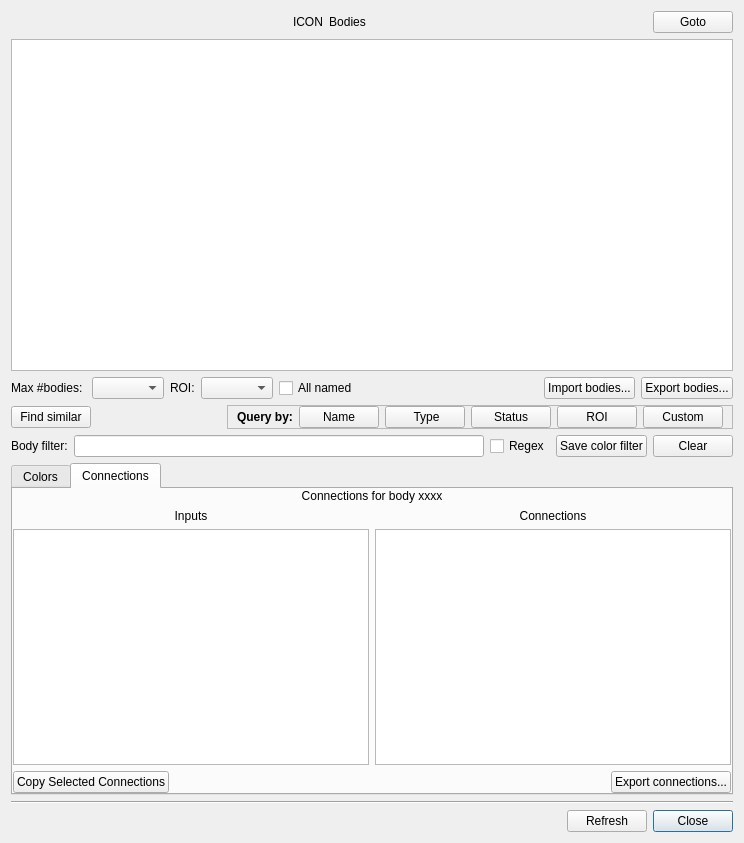
Before: the Qt Designer form neurolabi/gui/dialogs/flyembodyinfodialog.ui in janelia-flyem/NeuTu, drawn with Qt 5.
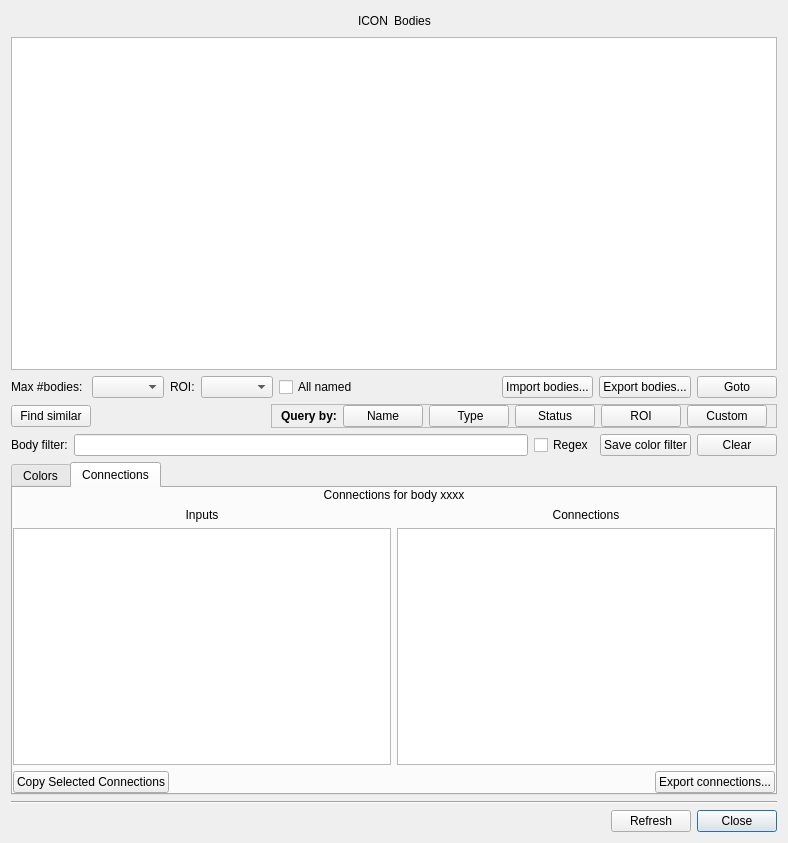
After: the same form once the commit is applied.

Diff of the .ui file:
```diff
--- a/neurolabi/gui/dialogs/flyembodyinfodialog.ui
+++ b/neurolabi/gui/dialogs/flyembodyinfodialog.ui
@@ -6,7 +6,7 @@
    <rect>
     <x>0</x>
     <y>0</y>
-    <width>744</width>
+    <width>788</width>
     <height>843</height>
    </rect>
   </property>
@@ -59,13 +59,6 @@
        </property>
       </spacer>
      </item>
-     <item>
-      <widget class="QPushButton" name="gotoBodiesButton">
-       <property name="text">
-        <string>Goto</string>
-       </property>
-      </widget>
-     </item>
     </layout>
    </item>
    <item>
@@ -149,6 +142,13 @@
        </property>
       </widget>
      </item>
+     <item>
+      <widget class="QPushButton" name="gotoBodiesButton">
+       <property name="text">
+        <string>Goto</string>
+       </property>
+      </widget>
+     </item>
     </layout>
    </item>
    <item>
```
